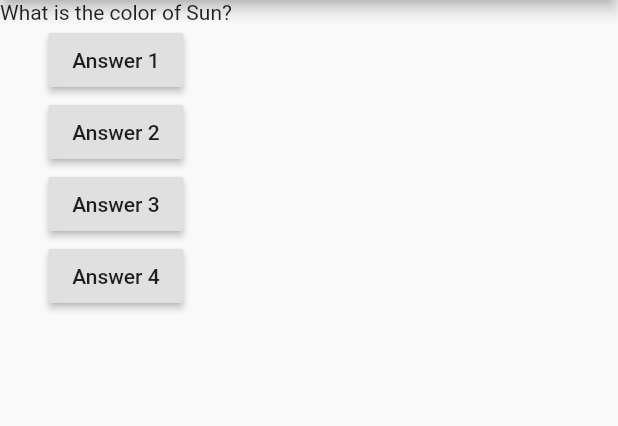
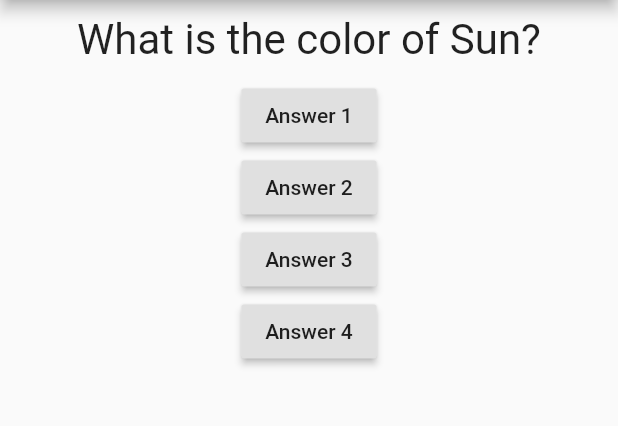
Before and after one commit to sandeepkk1507/quizzyApp, a Flutter app: the screen it shows after launch, on a phone screen of 412 x 824 dp, the part 84-510 px from its top. Run offline on Flutter 3.47's test engine with Material 2 defaults, Android fonts, the phone set to English and light mode, and no system bars.

Commit message:
Question.dart completed5

```diff
--- a/lib/question.dart
+++ b/lib/question.dart
@@ -7,6 +7,12 @@ class Question extends StatelessWidget{
 
   @override
   Widget build(BuildContext context){
-    return Text(questionText);
+    return Container(
+      width: double.infinity,
+      margin: EdgeInsets.all(10),
+      child: Text(questionText,
+      style: TextStyle(fontSize: 28),
+      textAlign: TextAlign.center,),
+    );
   }
 }
```
